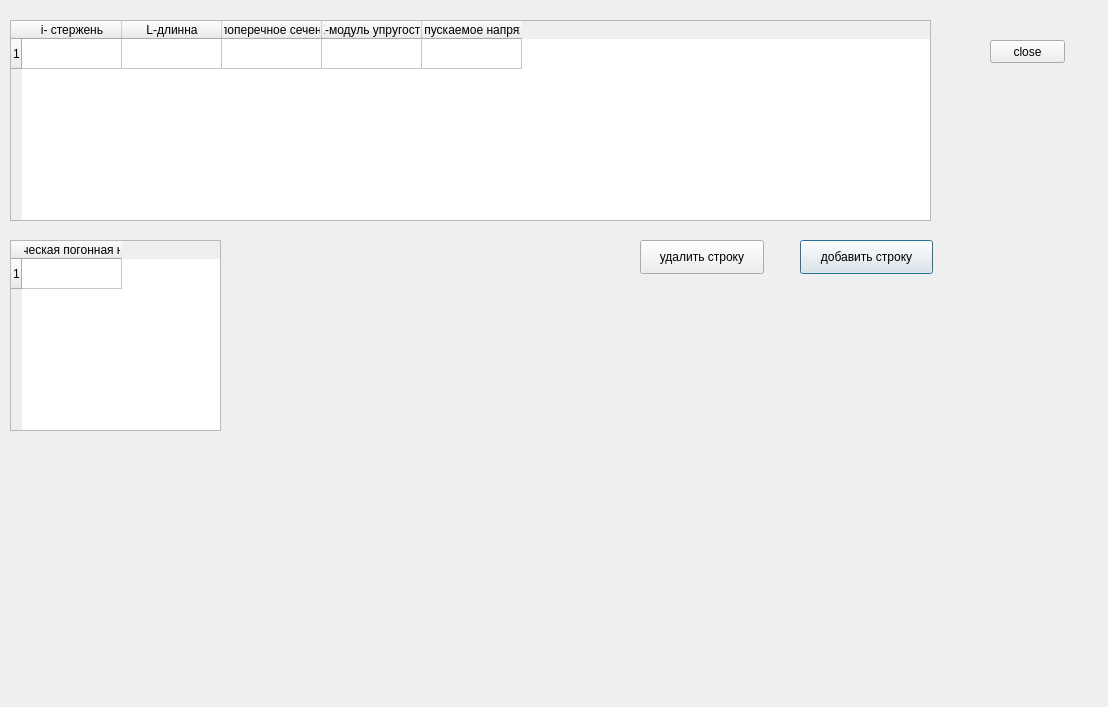
Before: the Qt Designer form preprocessor.ui in incub4/supr, drawn with Qt 5.
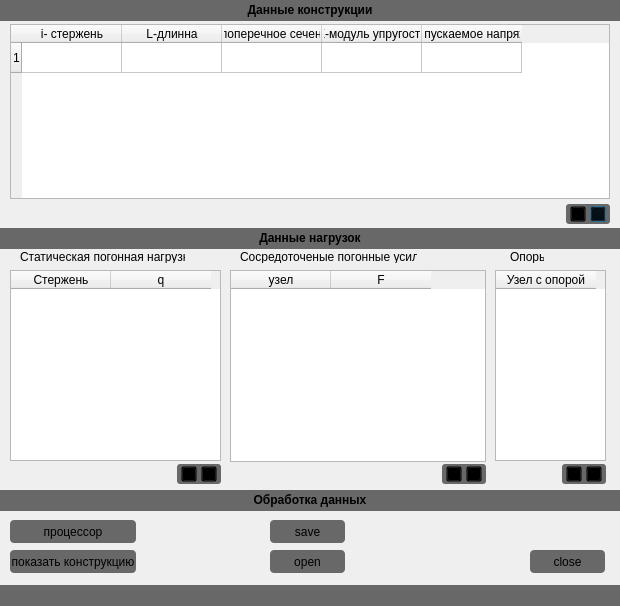
After: the same form once the commit is applied. Icons and pictures are not drawn.

```diff
--- a/preprocessor.ui
+++ b/preprocessor.ui
@@ -6,10 +6,22 @@
    <rect>
     <x>0</x>
     <y>0</y>
-    <width>1108</width>
-    <height>707</height>
+    <width>620</width>
+    <height>606</height>
    </rect>
   </property>
+  <property name="minimumSize">
+   <size>
+    <width>620</width>
+    <height>0</height>
+   </size>
+  </property>
+  <property name="maximumSize">
+   <size>
+    <width>620</width>
+    <height>606</height>
+   </size>
+  </property>
   <property name="windowTitle">
    <string>SUPR препроцессор</string>
   </property>
@@ -17,9 +29,9 @@
    <property name="geometry">
     <rect>
      <x>10</x>
-     <y>20</y>
-     <width>921</width>
-     <height>201</height>
+     <y>24</y>
+     <width>600</width>
+     <height>175</height>
     </rect>
    </property>
    <property name="focusPolicy">
@@ -59,62 +71,512 @@
   <widget class="QPushButton" name="add_line">
    <property name="geometry">
     <rect>
-     <x>800</x>
-     <y>240</y>
-     <width>133</width>
-     <height>34</height>
+     <x>590</x>
+     <y>206</y>
+     <width>16</width>
+     <height>16</height>
     </rect>
    </property>
+   <property name="styleSheet">
+    <string notr="true">background-color: transparent</string>
+   </property>
    <property name="text">
-    <string>добавить строку</string>
+    <string/>
+   </property>
+   <property name="icon">
+    <iconset resource="myres.qrc">
+     <normaloff>:/icon/pluscircle.ico</normaloff>:/icon/pluscircle.ico</iconset>
    </property>
   </widget>
   <widget class="QPushButton" name="delite_line">
    <property name="geometry">
     <rect>
-     <x>640</x>
-     <y>240</y>
-     <width>124</width>
-     <height>34</height>
+     <x>570</x>
+     <y>206</y>
+     <width>16</width>
+     <height>16</height>
     </rect>
    </property>
+   <property name="styleSheet">
+    <string notr="true">background-color: transparent</string>
+   </property>
    <property name="text">
-    <string>удалить строку</string>
+    <string/>
+   </property>
+   <property name="icon">
+    <iconset resource="myres.qrc">
+     <normaloff>:/icon/minuscircle.ico</normaloff>:/icon/minuscircle.ico</iconset>
    </property>
   </widget>
   <widget class="QTableWidget" name="table__load">
    <property name="geometry">
     <rect>
      <x>10</x>
-     <y>240</y>
+     <y>270</y>
      <width>211</width>
      <height>191</height>
     </rect>
    </property>
-   <row>
+   <column>
     <property name="text">
-     <string>1</string>
+     <string>Стержень</string>
     </property>
-   </row>
+   </column>
    <column>
     <property name="text">
-     <string>q-Статическая погонная нагрузка</string>
+     <string>q</string>
     </property>
    </column>
   </widget>
   <widget class="QPushButton" name="PB_close">
    <property name="geometry">
     <rect>
-     <x>990</x>
-     <y>40</y>
+     <x>530</x>
+     <y>550</y>
      <width>75</width>
      <height>23</height>
     </rect>
    </property>
+   <property name="styleSheet">
+    <string notr="true">QPushButton:enabled { background-color: #686868; border-radius:4px;}
+                                QPushButton:hover { background-color: gray; color: white; }
+                                QPushButton:pressed { background-color: black; color: white;}
+                                QPushButton:disabled { background-color: white; border-radius:4px;}</string>
+   </property>
    <property name="text">
     <string>close</string>
    </property>
   </widget>
+  <widget class="QPushButton" name="PB_save">
+   <property name="geometry">
+    <rect>
+     <x>270</x>
+     <y>520</y>
+     <width>75</width>
+     <height>23</height>
+    </rect>
+   </property>
+   <property name="styleSheet">
+    <string notr="true">QPushButton:enabled { background-color: #686868; border-radius:4px;}
+                                QPushButton:hover { background-color: gray; color: white; }
+                                QPushButton:pressed { background-color: black; color: white;}
+                                QPushButton:disabled { background-color: white; border-radius:4px;}</string>
+   </property>
+   <property name="text">
+    <string>save</string>
+   </property>
+  </widget>
+  <widget class="QPushButton" name="PB_open">
+   <property name="geometry">
+    <rect>
+     <x>270</x>
+     <y>550</y>
+     <width>75</width>
+     <height>23</height>
+    </rect>
+   </property>
+   <property name="styleSheet">
+    <string notr="true">QPushButton:enabled { background-color: #686868; border-radius:4px;}
+                                QPushButton:hover { background-color: gray; color: white; }
+                                QPushButton:pressed { background-color: black; color: white;}
+                                QPushButton:disabled { background-color: white; border-radius:4px;}</string>
+   </property>
+   <property name="text">
+    <string>open</string>
+   </property>
+  </widget>
+  <widget class="QLabel" name="up_line">
+   <property name="geometry">
+    <rect>
+     <x>0</x>
+     <y>0</y>
+     <width>620</width>
+     <height>21</height>
+    </rect>
+   </property>
+   <property name="styleSheet">
+    <string notr="true">background-color: #686868</string>
+   </property>
+   <property name="text">
+    <string>&lt;html&gt;&lt;head/&gt;&lt;body&gt;&lt;p align=&quot;center&quot;&gt;&lt;span style=&quot; font-weight:600;&quot;&gt;Данные конструкции&lt;/span&gt;&lt;/p&gt;&lt;/body&gt;&lt;/html&gt;</string>
+   </property>
+  </widget>
+  <widget class="QLabel" name="middle_line">
+   <property name="geometry">
+    <rect>
+     <x>0</x>
+     <y>228</y>
+     <width>620</width>
+     <height>21</height>
+    </rect>
+   </property>
+   <property name="styleSheet">
+    <string notr="true">background-color: #686868</string>
+   </property>
+   <property name="text">
+    <string>&lt;html&gt;&lt;head/&gt;&lt;body&gt;&lt;p align=&quot;center&quot;&gt;&lt;span style=&quot; font-weight:600;&quot;&gt;Данные нагрузок&lt;/span&gt;&lt;/p&gt;&lt;/body&gt;&lt;/html&gt;</string>
+   </property>
+  </widget>
+  <widget class="QLabel" name="plus_minus">
+   <property name="geometry">
+    <rect>
+     <x>566</x>
+     <y>204</y>
+     <width>44</width>
+     <height>20</height>
+    </rect>
+   </property>
+   <property name="styleSheet">
+    <string notr="true">background-color: #686868;
+border-radius:3px;</string>
+   </property>
+   <property name="text">
+    <string/>
+   </property>
+  </widget>
+  <widget class="QPushButton" name="PB_processor">
+   <property name="geometry">
+    <rect>
+     <x>10</x>
+     <y>520</y>
+     <width>126</width>
+     <height>23</height>
+    </rect>
+   </property>
+   <property name="styleSheet">
+    <string notr="true">QPushButton:enabled { background-color: #686868; border-radius:4px;}
+                                QPushButton:hover { background-color: gray; color: white; }
+                                QPushButton:pressed { background-color: black; color: white;}
+                                QPushButton:disabled { background-color: white; border-radius:4px;}</string>
+   </property>
+   <property name="text">
+    <string>процессор</string>
+   </property>
+  </widget>
+  <widget class="QPushButton" name="PB_show_constr">
+   <property name="geometry">
+    <rect>
+     <x>10</x>
+     <y>550</y>
+     <width>126</width>
+     <height>23</height>
+    </rect>
+   </property>
+   <property name="styleSheet">
+    <string notr="true">QPushButton:enabled { background-color: #686868; border-radius:4px;}
+                                QPushButton:hover { background-color: gray; color: white; }
+                                QPushButton:pressed { background-color: black; color: white;}
+                                QPushButton:disabled { background-color: white; border-radius:4px;}</string>
+   </property>
+   <property name="text">
+    <string>показать конструкцию</string>
+   </property>
+  </widget>
+  <widget class="QTableWidget" name="tableWidget">
+   <property name="geometry">
+    <rect>
+     <x>230</x>
+     <y>270</y>
+     <width>256</width>
+     <height>192</height>
+    </rect>
+   </property>
+   <column>
+    <property name="text">
+     <string>узел</string>
+    </property>
+   </column>
+   <column>
+    <property name="text">
+     <string>F</string>
+    </property>
+   </column>
+  </widget>
+  <widget class="QTableWidget" name="tableWidget_2">
+   <property name="geometry">
+    <rect>
+     <x>495</x>
+     <y>270</y>
+     <width>111</width>
+     <height>191</height>
+    </rect>
+   </property>
+   <column>
+    <property name="text">
+     <string>Узел с опорой</string>
+    </property>
+   </column>
+  </widget>
+  <widget class="QPushButton" name="PB_plus_q">
+   <property name="geometry">
+    <rect>
+     <x>201</x>
+     <y>466</y>
+     <width>16</width>
+     <height>16</height>
+    </rect>
+   </property>
+   <property name="styleSheet">
+    <string notr="true">background-color: transparent</string>
+   </property>
+   <property name="text">
+    <string/>
+   </property>
+   <property name="icon">
+    <iconset resource="myres.qrc">
+     <normaloff>:/icon/pluscircle.ico</normaloff>:/icon/pluscircle.ico</iconset>
+   </property>
+  </widget>
+  <widget class="QPushButton" name="PB_minus_q">
+   <property name="geometry">
+    <rect>
+     <x>181</x>
+     <y>466</y>
+     <width>16</width>
+     <height>16</height>
+    </rect>
+   </property>
+   <property name="styleSheet">
+    <string notr="true">background-color: transparent</string>
+   </property>
+   <property name="text">
+    <string/>
+   </property>
+   <property name="icon">
+    <iconset resource="myres.qrc">
+     <normaloff>:/icon/minuscircle.ico</normaloff>:/icon/minuscircle.ico</iconset>
+   </property>
+  </widget>
+  <widget class="QPushButton" name="PB_plus_F">
+   <property name="geometry">
+    <rect>
+     <x>466</x>
+     <y>466</y>
+     <width>16</width>
+     <height>16</height>
+    </rect>
+   </property>
+   <property name="styleSheet">
+    <string notr="true">background-color: transparent</string>
+   </property>
+   <property name="text">
+    <string/>
+   </property>
+   <property name="icon">
+    <iconset resource="myres.qrc">
+     <normaloff>:/icon/pluscircle.ico</normaloff>:/icon/pluscircle.ico</iconset>
+   </property>
+  </widget>
+  <widget class="QPushButton" name="PB_minus_F">
+   <property name="geometry">
+    <rect>
+     <x>446</x>
+     <y>466</y>
+     <width>16</width>
+     <height>16</height>
+    </rect>
+   </property>
+   <property name="styleSheet">
+    <string notr="true">background-color: transparent</string>
+   </property>
+   <property name="text">
+    <string/>
+   </property>
+   <property name="icon">
+    <iconset resource="myres.qrc">
+     <normaloff>:/icon/minuscircle.ico</normaloff>:/icon/minuscircle.ico</iconset>
+   </property>
+  </widget>
+  <widget class="QPushButton" name="PB_plus_uzel">
+   <property name="geometry">
+    <rect>
+     <x>586</x>
+     <y>466</y>
+     <width>16</width>
+     <height>16</height>
+    </rect>
+   </property>
+   <property name="styleSheet">
+    <string notr="true">background-color: transparent</string>
+   </property>
+   <property name="text">
+    <string/>
+   </property>
+   <property name="icon">
+    <iconset resource="myres.qrc">
+     <normaloff>:/icon/pluscircle.ico</normaloff>:/icon/pluscircle.ico</iconset>
+   </property>
+  </widget>
+  <widget class="QPushButton" name="PB_minus_usel">
+   <property name="geometry">
+    <rect>
+     <x>566</x>
+     <y>466</y>
+     <width>16</width>
+     <height>16</height>
+    </rect>
+   </property>
+   <property name="styleSheet">
+    <string notr="true">background-color: transparent</string>
+   </property>
+   <property name="text">
+    <string/>
+   </property>
+   <property name="icon">
+    <iconset resource="myres.qrc">
+     <normaloff>:/icon/minuscircle.ico</normaloff>:/icon/minuscircle.ico</iconset>
+   </property>
+  </widget>
+  <widget class="QLabel" name="label">
+   <property name="geometry">
+    <rect>
+     <x>20</x>
+     <y>250</y>
+     <width>165</width>
+     <height>13</height>
+    </rect>
+   </property>
+   <property name="text">
+    <string>Статическая погонная нагрузка</string>
+   </property>
+  </widget>
+  <widget class="QLabel" name="label_2">
+   <property name="geometry">
+    <rect>
+     <x>240</x>
+     <y>250</y>
+     <width>177</width>
+     <height>13</height>
+    </rect>
+   </property>
+   <property name="text">
+    <string>Сосредоточеные погонные усилия</string>
+   </property>
+  </widget>
+  <widget class="QLabel" name="label_3">
+   <property name="geometry">
+    <rect>
+     <x>510</x>
+     <y>250</y>
+     <width>34</width>
+     <height>13</height>
+    </rect>
+   </property>
+   <property name="text">
+    <string>Опоры</string>
+   </property>
+  </widget>
+  <widget class="QLabel" name="middle_line_2">
+   <property name="geometry">
+    <rect>
+     <x>0</x>
+     <y>490</y>
+     <width>620</width>
+     <height>21</height>
+    </rect>
+   </property>
+   <property name="styleSheet">
+    <string notr="true">background-color: #686868</string>
+   </property>
+   <property name="text">
+    <string>&lt;html&gt;&lt;head/&gt;&lt;body&gt;&lt;p align=&quot;center&quot;&gt;&lt;span style=&quot; font-weight:600;&quot;&gt;Обработка данных&lt;/span&gt;&lt;/p&gt;&lt;/body&gt;&lt;/html&gt;</string>
+   </property>
+  </widget>
+  <widget class="QLabel" name="plus_minus_2">
+   <property name="geometry">
+    <rect>
+     <x>177</x>
+     <y>464</y>
+     <width>44</width>
+     <height>20</height>
+    </rect>
+   </property>
+   <property name="styleSheet">
+    <string notr="true">background-color: #686868;
+border-radius:3px;</string>
+   </property>
+   <property name="text">
+    <string/>
+   </property>
+  </widget>
+  <widget class="QLabel" name="plus_minus_3">
+   <property name="geometry">
+    <rect>
+     <x>442</x>
+     <y>464</y>
+     <width>44</width>
+     <height>20</height>
+    </rect>
+   </property>
+   <property name="styleSheet">
+    <string notr="true">background-color: #686868;
+border-radius:3px;</string>
+   </property>
+   <property name="text">
+    <string/>
+   </property>
+  </widget>
+  <widget class="QLabel" name="plus_minus_4">
+   <property name="geometry">
+    <rect>
+     <x>562</x>
+     <y>464</y>
+     <width>44</width>
+     <height>20</height>
+    </rect>
+   </property>
+   <property name="styleSheet">
+    <string notr="true">background-color: #686868;
+border-radius:3px;</string>
+   </property>
+   <property name="text">
+    <string/>
+   </property>
+  </widget>
+  <widget class="QLabel" name="middle_line_3">
+   <property name="geometry">
+    <rect>
+     <x>0</x>
+     <y>585</y>
+     <width>620</width>
+     <height>21</height>
+    </rect>
+   </property>
+   <property name="styleSheet">
+    <string notr="true">background-color: #686868</string>
+   </property>
+   <property name="text">
+    <string>&lt;html&gt;&lt;head/&gt;&lt;body&gt;&lt;p align=&quot;center&quot;&gt;&lt;br/&gt;&lt;/p&gt;&lt;/body&gt;&lt;/html&gt;</string>
+   </property>
+  </widget>
+  <zorder>plus_minus_4</zorder>
+  <zorder>plus_minus_3</zorder>
+  <zorder>plus_minus_2</zorder>
+  <zorder>plus_minus</zorder>
+  <zorder>table_kernel</zorder>
+  <zorder>add_line</zorder>
+  <zorder>delite_line</zorder>
+  <zorder>table__load</zorder>
+  <zorder>PB_close</zorder>
+  <zorder>PB_save</zorder>
+  <zorder>PB_open</zorder>
+  <zorder>up_line</zorder>
+  <zorder>middle_line</zorder>
+  <zorder>PB_processor</zorder>
+  <zorder>PB_show_constr</zorder>
+  <zorder>tableWidget</zorder>
+  <zorder>tableWidget_2</zorder>
+  <zorder>PB_plus_q</zorder>
+  <zorder>PB_minus_q</zorder>
+  <zorder>PB_plus_F</zorder>
+  <zorder>PB_minus_F</zorder>
+  <zorder>PB_plus_uzel</zorder>
+  <zorder>PB_minus_usel</zorder>
+  <zorder>label</zorder>
+  <zorder>label_2</zorder>
+  <zorder>label_3</zorder>
+  <zorder>middle_line_2</zorder>
+  <zorder>middle_line_3</zorder>
  </widget>
  <resources/>
  <connections/>
```
Left out of the diff: 8 changed lines with no effect on the pictures.
